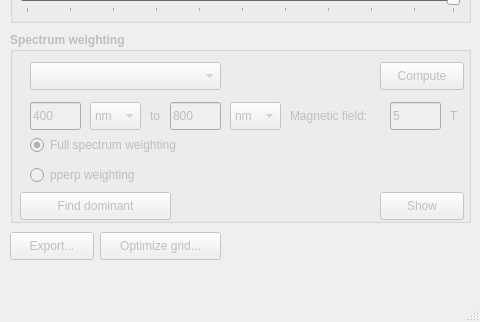
Old version of the form ui/main.ui in the repository hoppe93/codeviz; both pictures show x 0 to 480 and y 378 to 700 of the 480 by 700 pixel window.
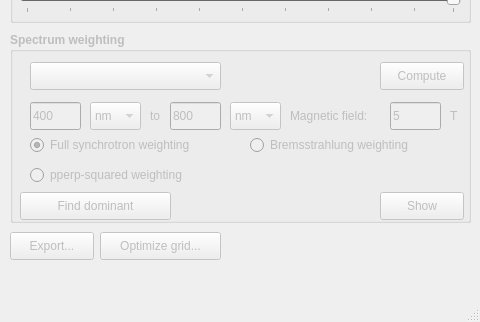
New version of the form.

Commit message: Added support for bremsstrahlung

What changed in the file:
```diff
--- a/ui/main.ui
+++ b/ui/main.ui
@@ -486,7 +486,7 @@
       <rect>
        <x>20</x>
        <y>100</y>
-       <width>191</width>
+       <width>201</width>
        <height>26</height>
       </rect>
      </property>
@@ -497,7 +497,7 @@
       </font>
      </property>
      <property name="text">
-      <string>Full spectrum weighting</string>
+      <string>Full synchrotron weighting</string>
      </property>
      <property name="checked">
       <bool>true</bool>
@@ -519,7 +519,7 @@
       </font>
      </property>
      <property name="text">
-      <string>pperp weighting</string>
+      <string>pperp-squared weighting</string>
      </property>
     </widget>
     <widget class="QPushButton" name="btnComputeW">
@@ -652,6 +652,25 @@
       </font>
      </property>
     </widget>
+    <widget class="QRadioButton" name="rbBremsstrahlung">
+     <property name="geometry">
+      <rect>
+       <x>240</x>
+       <y>100</y>
+       <width>201</width>
+       <height>26</height>
+      </rect>
+     </property>
+     <property name="font">
+      <font>
+       <weight>50</weight>
+       <bold>false</bold>
+      </font>
+     </property>
+     <property name="text">
+      <string>Bremsstrahlung weighting</string>
+     </property>
+    </widget>
    </widget>
    <widget class="QPushButton" name="btnExport">
     <property name="enabled">
```
Left out of the diff: 10 changed lines with no effect on the pictures. The commit also changes 6 other files.
